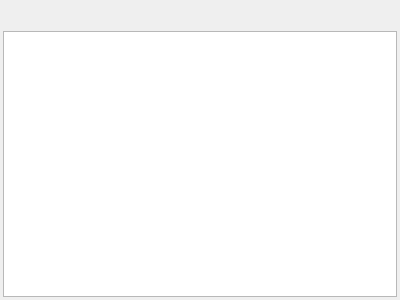
Above: quickevent/app/plugins/qml/Runs/src/eventstatisticswidget.ui from Quick-Event/quickbox before the change. Below: the same form after it.
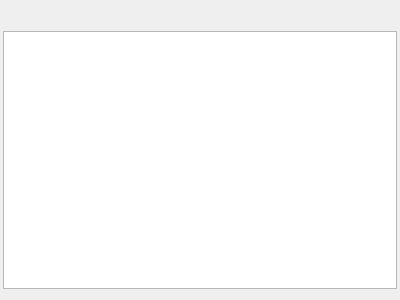
That is the form after the change. Icons and pictures are not drawn. Custom widgets are drawn as their Qt base class.

Commit message:
quickevent: [#73] Implement event statistics dock IV
* sum footer widget

```diff
--- a/quickevent/app/plugins/qml/Runs/src/eventstatisticswidget.ui
+++ b/quickevent/app/plugins/qml/Runs/src/eventstatisticswidget.ui
@@ -86,6 +86,23 @@
    <item>
     <widget class="qf::qmlwidgets::TableView" name="tableView"/>
    </item>
+   <item>
+    <layout class="QHBoxLayout" name="footerLayout">
+     <property name="spacing">
+      <number>0</number>
+     </property>
+     <item>
+      <widget class="QWidget" name="footerSpacerWidget" native="true">
+       <property name="minimumSize">
+        <size>
+         <width>5</width>
+         <height>5</height>
+        </size>
+       </property>
+      </widget>
+     </item>
+    </layout>
+   </item>
   </layout>
  </widget>
  <customwidgets>
```
The commit also changes 2 other files.
